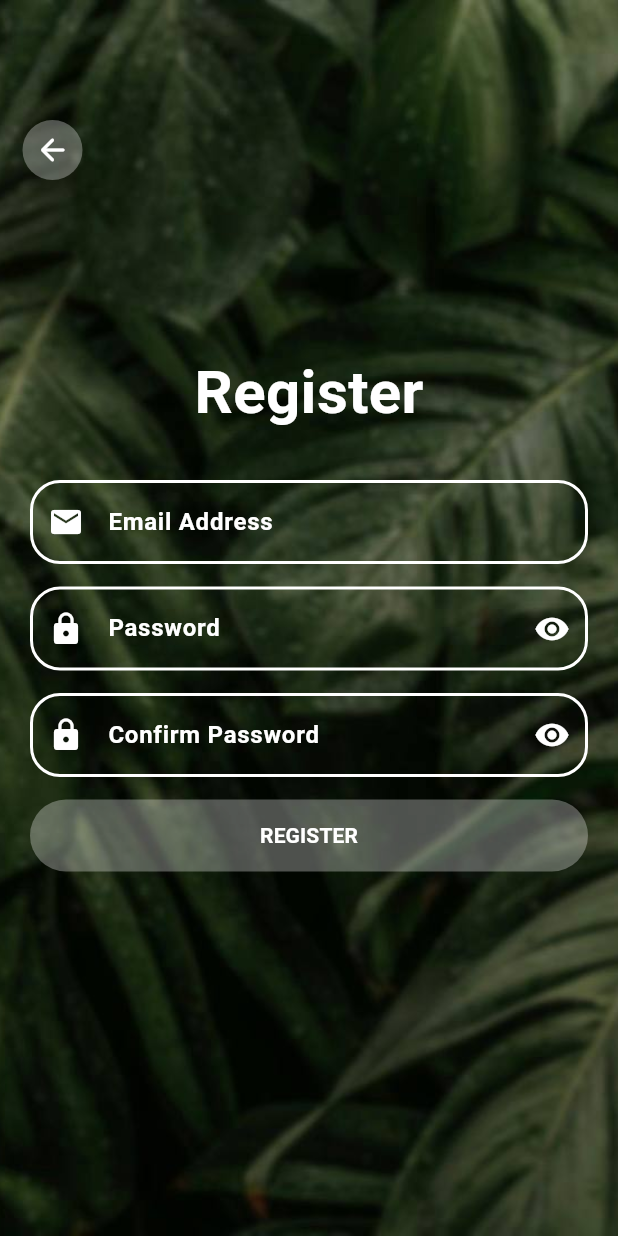
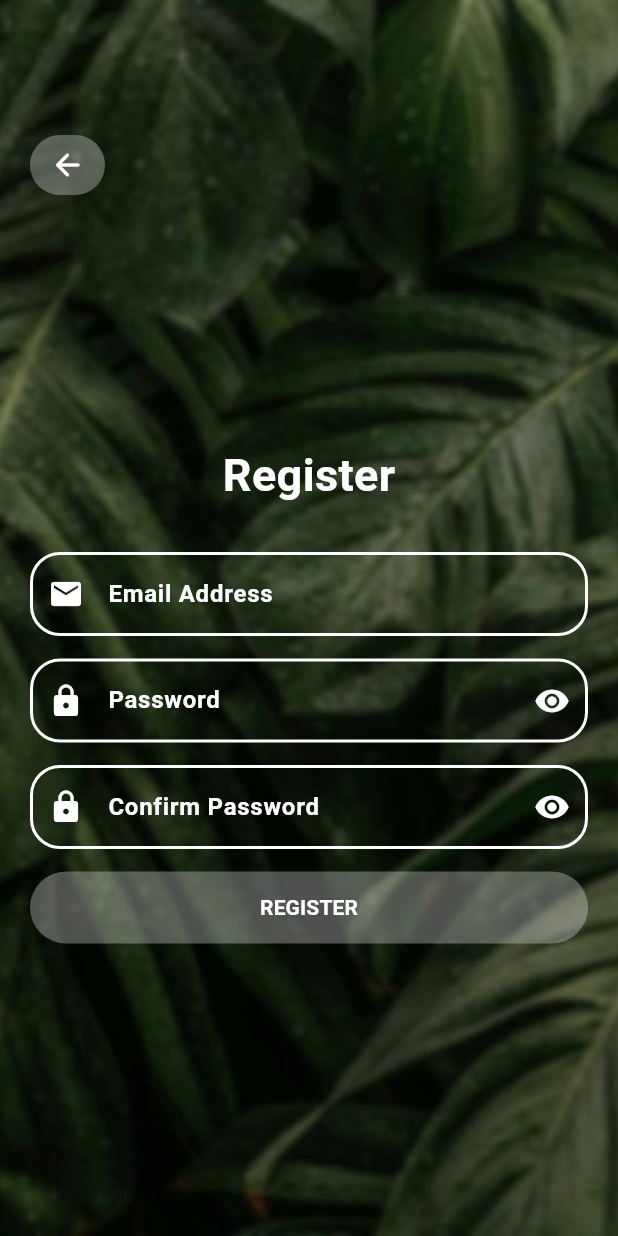
Before and after one commit to Shahdsayedgamal/Bloombuddy_reponsive, a Flutter app: the RegisterScreen screen opened directly, on a phone screen of 412 x 824 dp. Run offline on Flutter 3.47's test engine with Material 3 defaults, Android fonts, the light colour scheme and no system bars; our stand-ins replace dio, flutter_bloc, smooth_page_indicator.

Commit message:
new updatee

```diff
--- a/lib/modules/register/register_screen.dart
+++ b/lib/modules/register/register_screen.dart
@@ -45,13 +45,13 @@ class _RegisterScreenState extends State<RegisterScreen> {
     ),
     // Back arrow icon
           Positioned(
-            top: 80.0,
-            left: 15.0,
+            top: 90.0,
+            left: 20.0,
             child: Container(
-              width: 40.0,
+              width: 50.0,
               height: 40.0,
               decoration: BoxDecoration(
-                borderRadius: BorderRadius.circular(20),
+                borderRadius: BorderRadius.circular(25),
                 color: Colors.white.withOpacity(0.3),
               ),
               child: IconButton(
@@ -71,10 +71,13 @@ class _RegisterScreenState extends State<RegisterScreen> {
     child: Column(
     crossAxisAlignment: CrossAxisAlignment.center,
     children: [
+      SizedBox(
+        height: 110.0,
+      ),
     Text(
     'Register',
     style: TextStyle(
-    fontSize: 40.0,
+    fontSize: 30.0,
     fontWeight: FontWeight.bold,
     color: Colors.white,
     ),
@@ -104,7 +107,7 @@ class _RegisterScreenState extends State<RegisterScreen> {
     color: Colors.white,
     ),
     border: OutlineInputBorder(
-    borderRadius: BorderRadius.circular(20),
+    borderRadius: BorderRadius.circular(25),
     borderSide: BorderSide(color: Colors.white, width: 2.0), // Adjust border thickness
     ),
     fillColor: Colors.white.withOpacity(0.0),
```
